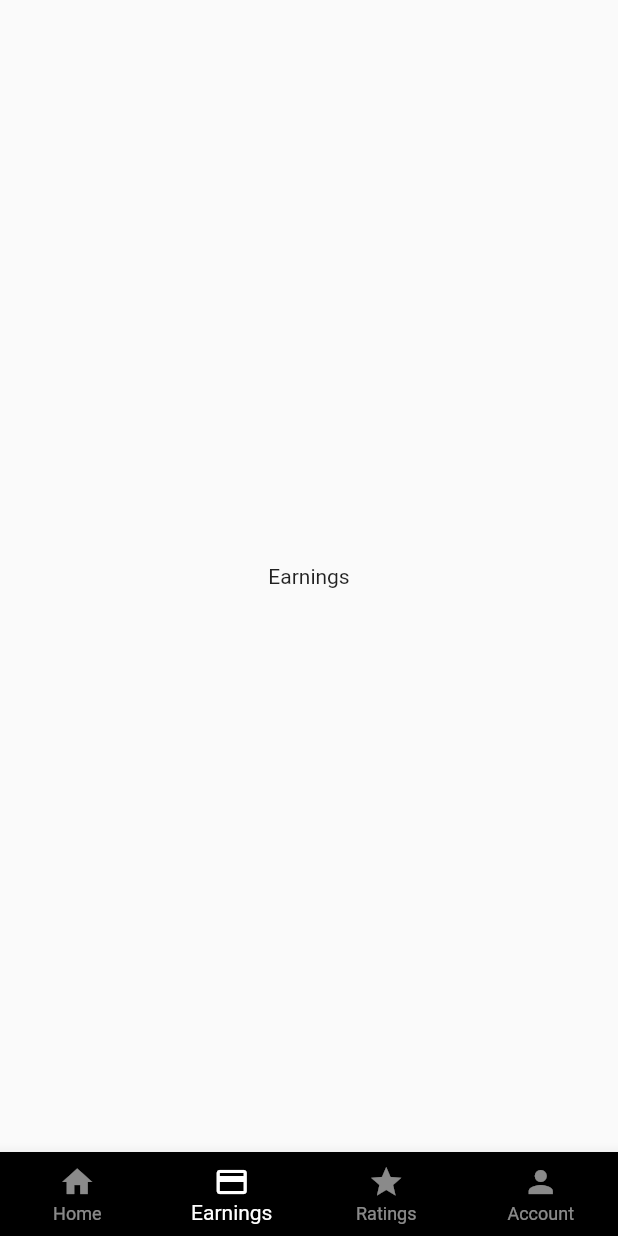
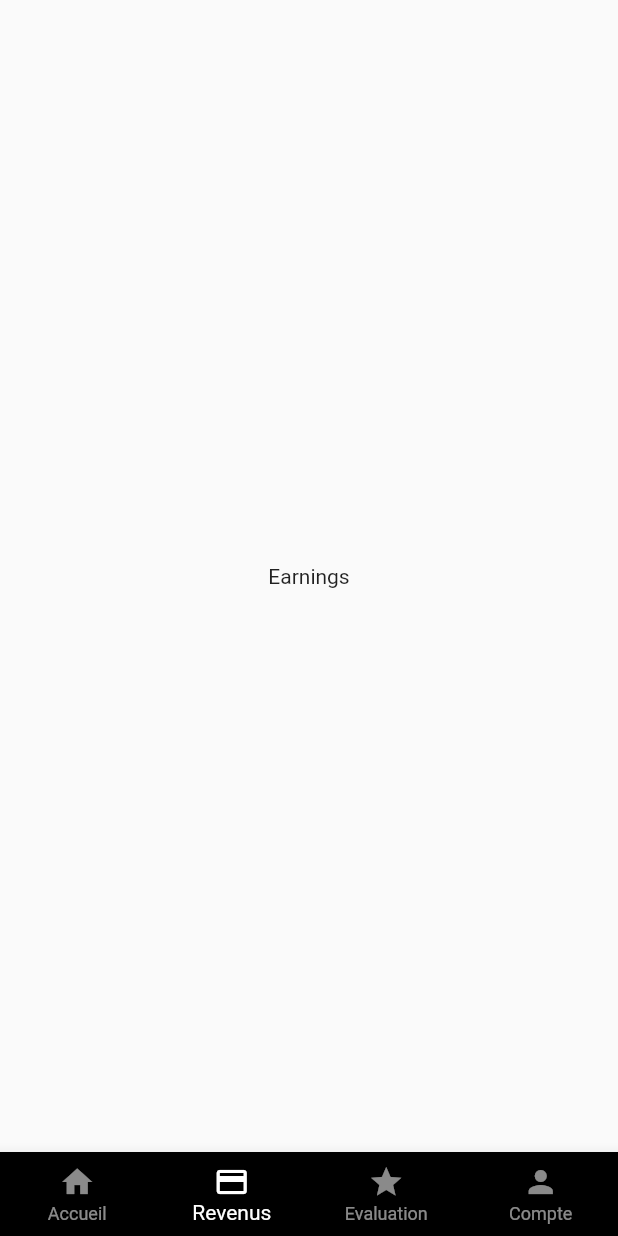
Before and after one commit to dialloibrahimakhaliloulaye/kaay_livre, a Flutter app: the screen it shows after launch, item 2 of the bottom bar chosen, on a phone screen of 412 x 824 dp. Run offline on Flutter 3.47's test engine with Material 2 defaults, Android fonts, the phone set to English and light mode, and no system bars.

Commit message:
put some french transcription

```diff
--- a/lib/mainScreen/main_screen.dart
+++ b/lib/mainScreen/main_screen.dart
@@ -51,22 +51,22 @@ class _MainScreenState extends State<MainScreen> with SingleTickerProviderStateM
         items: const [
           BottomNavigationBarItem(
             icon: Icon(Icons.home),
-            label: "Home",
+            label: "Accueil",
           ),
 
           BottomNavigationBarItem(
             icon: Icon(Icons.credit_card),
-            label: "Earnings",
+            label: "Revenus",
           ),
 
           BottomNavigationBarItem(
             icon: Icon(Icons.star),
-            label: "Ratings",
+            label: "Evaluation",
           ),
 
           BottomNavigationBarItem(
             icon: Icon(Icons.person),
-            label: "Account",
+            label: "Compte",
           ),
         ],
         unselectedItemColor: Colors.white54,
--- a/lib/splashScreen/splash_screen.dart
+++ b/lib/splashScreen/splash_screen.dart
@@ -19,7 +19,7 @@ class _MySplashScreenState extends State<MySplashScreen>
 
   starTimer()
   {
-    Timer(const Duration(seconds: 3), () async
+    Timer(const Duration(seconds: 5), () async
     {
       Navigator.push(context, MaterialPageRoute(builder: (c)=> MainScreen()));
     });
@@ -47,7 +47,7 @@ class _MySplashScreenState extends State<MySplashScreen>
               const SizedBox(height: 10,),
 
               const Text(
-                "Uber and inDriver Clone App",
+                "Bienvénue sur Kaay Livré",
                 style: TextStyle(
                   fontSize: 24,
                   color: Colors.white,
```
